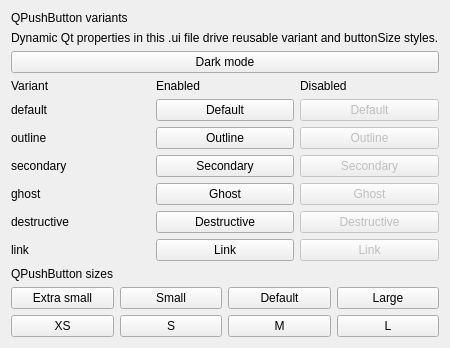
BugCodeX/QtShadcn, file examples/widgets/QPushButton/app.ui: the form before one commit.
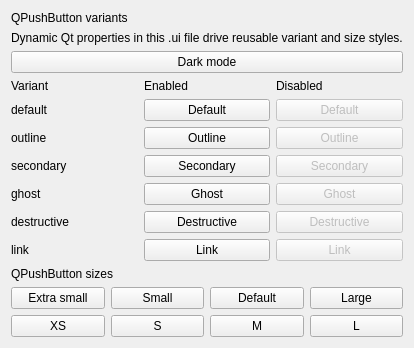
The form after the commit.

Commit message: feat: add QToolButton styling support

Patch:
```diff
--- a/examples/widgets/QPushButton/app.ui
+++ b/examples/widgets/QPushButton/app.ui
@@ -19,7 +19,7 @@
     <item>
      <widget class="QLabel" name="descriptionLabel">
       <property name="text">
-       <string>Dynamic Qt properties in this .ui file drive reusable variant and buttonSize styles.</string>
+        <string>Dynamic Qt properties in this .ui file drive reusable variant and size styles.</string>
       </property>
      <property name="class">
       <string>muted</string>
```
Left out of the diff: 16 changed lines with no effect on the pictures. The commit also changes 5 other files.
